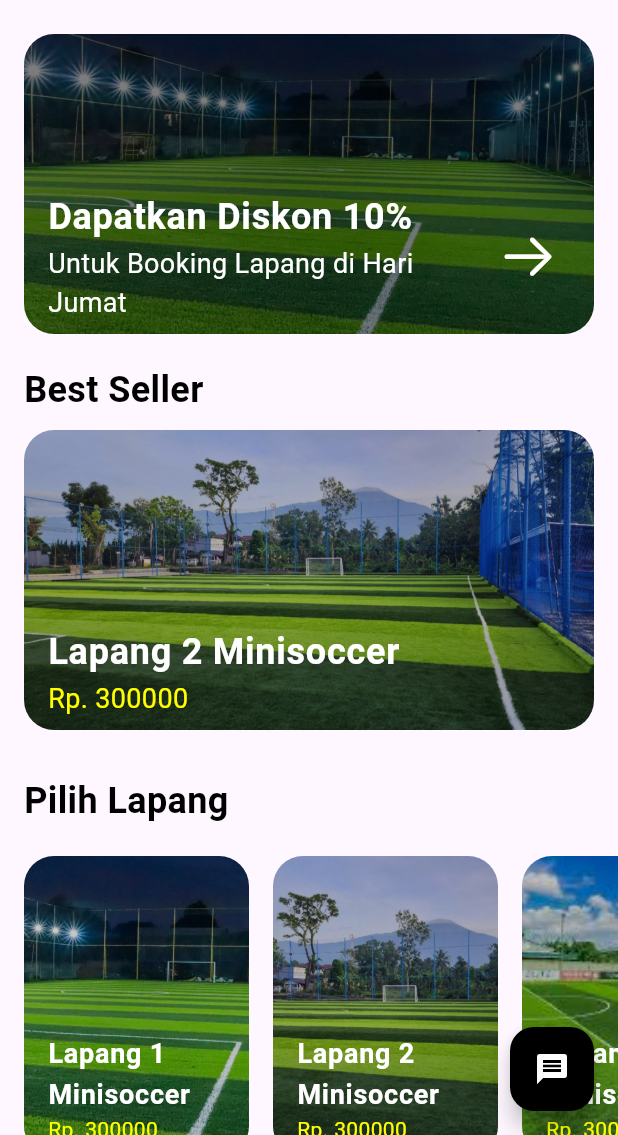
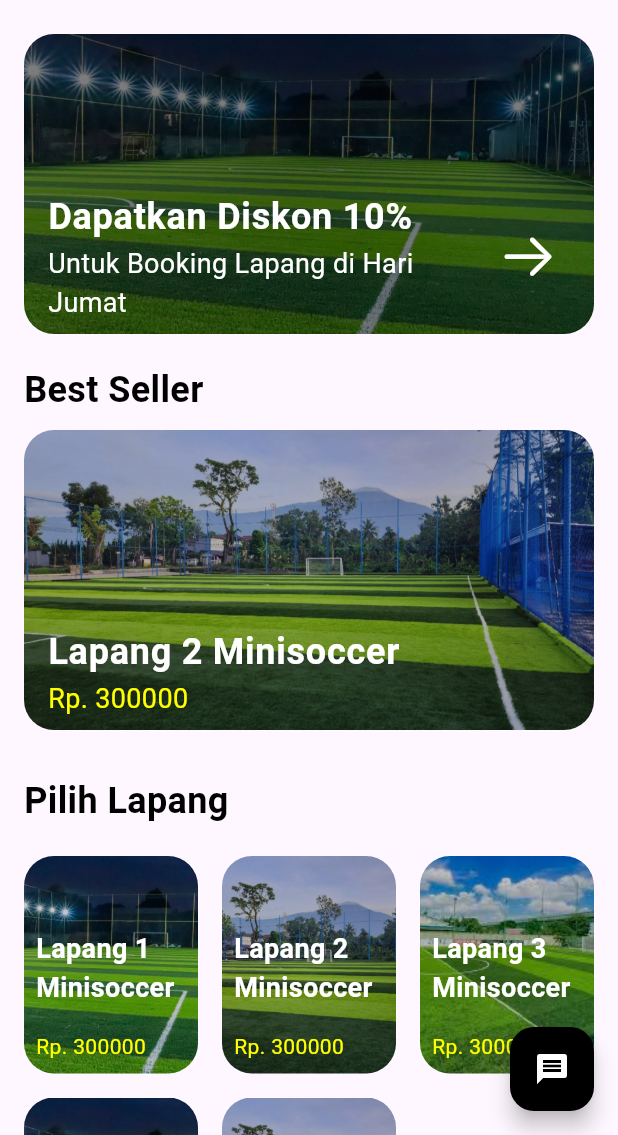
Before and after one commit to RaihanNurulAlam/mandalaarena, a Flutter app: the HomePage screen opened by its route, on a phone screen of 412 x 824 dp, the part 101-1236 px from its top. Run offline on Flutter 3.47's test engine with Material 3 defaults, Android fonts, the phone set to English and light mode, and no system bars; our stand-ins replace cloud_firestore, firebase_auth, firebase_core, firebase_database, flutter_bloc, google_maps_flutter and 1 more; accounts and stored records are empty.

Commit message:
24 Desember

```diff
--- a/lib/pages/home_page.dart
+++ b/lib/pages/home_page.dart
@@ -54,7 +54,7 @@ class _HomePageState extends State<HomePage> {
         });
       } else {
         setState(() {
-        adminWhatsApp = ""; // Kosongkan jika tidak ada data
+          adminWhatsApp = "";
         });
         print("Nomor WhatsApp belum tersedia di database.");
       }
@@ -74,7 +74,7 @@ class _HomePageState extends State<HomePage> {
   }
 
   void openWhatsApp() async {
-  final defaultNumber = "082117556907"; // Nomor fallback
+    final defaultNumber = "082117556907";
     final numberToUse = adminWhatsApp.isNotEmpty ? adminWhatsApp : defaultNumber;
 
     final formattedNumber = formatWhatsAppNumber(numberToUse);
@@ -84,11 +84,9 @@ class _HomePageState extends State<HomePage> {
       await launchUrl(url, mode: LaunchMode.externalApplication);
     } else {
       ScaffoldMessenger.of(context).showSnackBar(
-      SnackBar(content: Text("Tidak dapat membuka WhatsApp."))
-    );
+          SnackBar(content: Text("Tidak dapat membuka WhatsApp.")));
     }
   }
-
 
   void goToDetailLapang(int index) {
     Navigator.push(
@@ -124,9 +122,7 @@ class _HomePageState extends State<HomePage> {
             children: const [
               Text(
                 'Mandala Arena',
-                style: TextStyle(
-                  color: Colors.black,
-                  fontSize: 28),
+                style: TextStyle(color: Colors.black, fontSize: 28),
               ),
               Row(
                 children: [
@@ -248,16 +244,12 @@ class _HomePageState extends State<HomePage> {
     return SingleChildScrollView(
       child: Column(
         children: [
-          _buildDiscountBanner(context), // Banner Diskon
-          bestSellerWidget(context), // Best Seller
+          _buildDiscountBanner(context),
+          bestSellerWidget(context),
           SizedBox(height: 20),
 
-          // Menampilkan lapang-lapang yang bisa dipilih
-          Column(
-            crossAxisAlignment: CrossAxisAlignment.start,
-            children: [
           Padding(
-                padding: const EdgeInsets.only(left: 16),
+            padding: const EdgeInsets.symmetric(horizontal: 16),
             child: Align(
               alignment: Alignment.centerLeft,
               child: Text(
@@ -270,25 +262,25 @@ class _HomePageState extends State<HomePage> {
               ),
             ),
           ),
-            ],
+          SizedBox(height: 20),
+
+          GridView.builder(
+            shrinkWrap: true,
+            physics: NeverScrollableScrollPhysics(),
+            gridDelegate: SliverGridDelegateWithFixedCrossAxisCount(
+              crossAxisCount: MediaQuery.of(context).size.width > 600 ? 4 : 3,
+              mainAxisSpacing: 16,
+              crossAxisSpacing: 16,
+              childAspectRatio: 4 / 5,
             ),
-          SizedBox(height: 20),
-          // Daftar lapang dalam horizontal list
-          SizedBox(
-            height: 200, // Mengatur tinggi kontainer lapang
-            child: ListView.builder(
-              scrollDirection: Axis.horizontal,
-              itemCount:
-                  lapangs.length, // Menggunakan data lapang yang sudah dimuat
+            itemCount: lapangs.length,
             padding: const EdgeInsets.symmetric(horizontal: 16),
             itemBuilder: (context, index) {
               return GestureDetector(
                 onTap: () {
-                    goToDetailLapang(index); // Arahkan ke detail lapang
+                  goToDetailLapang(index);
                 },
                 child: Container(
-                    margin: EdgeInsets.only(right: 16),
-                    width: 150,
                   decoration: BoxDecoration(
                     borderRadius: BorderRadius.circular(20),
                     image: DecorationImage(
@@ -305,8 +297,9 @@ class _HomePageState extends State<HomePage> {
                     crossAxisAlignment: CrossAxisAlignment.start,
                     mainAxisAlignment: MainAxisAlignment.end,
                     children: [
-                        ListTile(
-                          title: Text(
+                      Padding(
+                        padding: const EdgeInsets.all(8.0),
+                        child: Text(
                           lapangs[index].name ?? 'Lapang Tanpa Nama',
                           style: TextStyle(
                             color: Colors.white,
@@ -314,7 +307,10 @@ class _HomePageState extends State<HomePage> {
                             fontWeight: FontWeight.bold,
                           ),
                         ),
-                          subtitle: Text(
+                      ),
+                      Padding(
+                        padding: const EdgeInsets.all(8.0),
+                        child: Text(
                           'Rp. ${lapangs[index].price}',
                           style: TextStyle(
                             color: Colors.yellowAccent,
@@ -327,7 +323,6 @@ class _HomePageState extends State<HomePage> {
                 ),
               );
             },
-            ),
           ),
         ],
       ),
@@ -426,7 +421,7 @@ class _HomePageState extends State<HomePage> {
                       ),
                     ),
                     subtitle: Text(
-                      'Rp. ${lapangs[2].price}',
+                      'Rp. ${lapangs[1].price}',
                       style: TextStyle(
                         color: Colors.yellowAccent,
                         fontSize: 18,
--- a/lib/pages/payment_page.dart
+++ b/lib/pages/payment_page.dart
@@ -98,7 +98,8 @@ class PaymentPage extends StatelessWidget {
               // Tombol untuk melanjutkan pembayaran (hanya tampil jika keranjang tidak kosong)
               if (cart.cart.isNotEmpty)
                 Center(
-                  child: CupertinoButton.filled(
+                  child: CupertinoButton(
+                    color: Colors.black,
                     child: const Text(
                       'Proceed to Payment',
                       style: TextStyle(color: Colors.white),
@@ -161,8 +162,11 @@ class PaymentConfirmationPage extends StatelessWidget {
               ),
             ),
             const SizedBox(height: 16),
-            CupertinoButton.filled(
-              child: const Text('Confirm and Pay'),
+            CupertinoButton(
+              color: Colors.black,
+              child: const Text('Confirm and Pay',
+              style: TextStyle(color: Colors.white),
+              ),
               onPressed: () {
                 // Proses pembayaran
                 showDialog(
```
Lines whose indentation alone changed are shown as unchanged.
